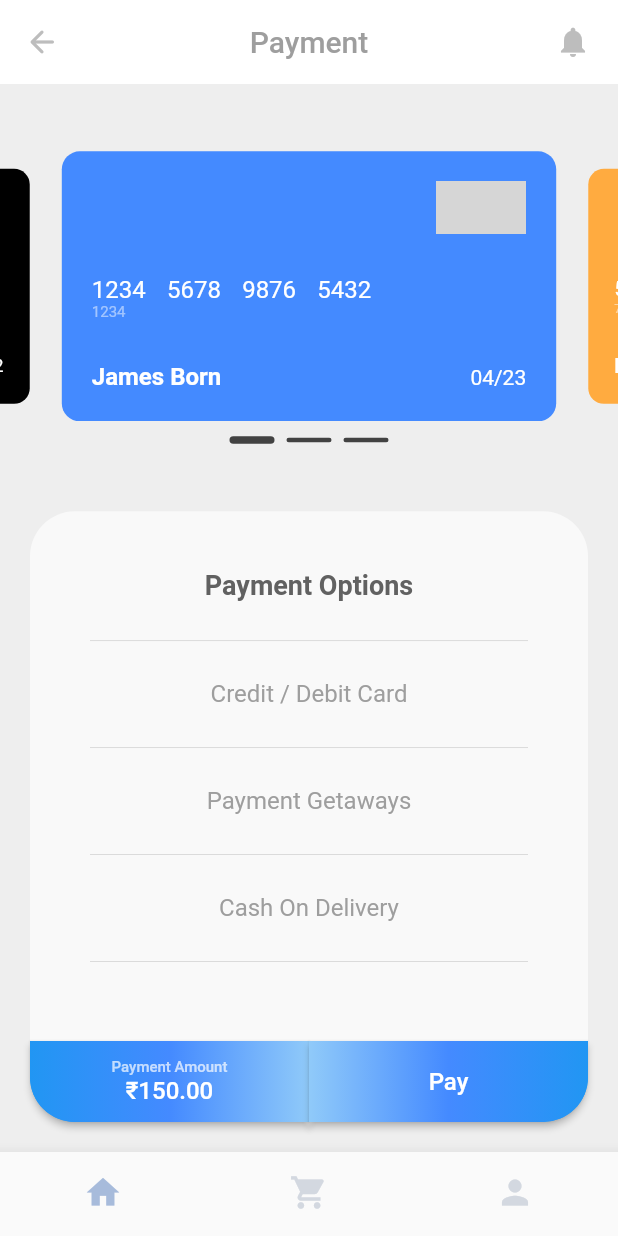
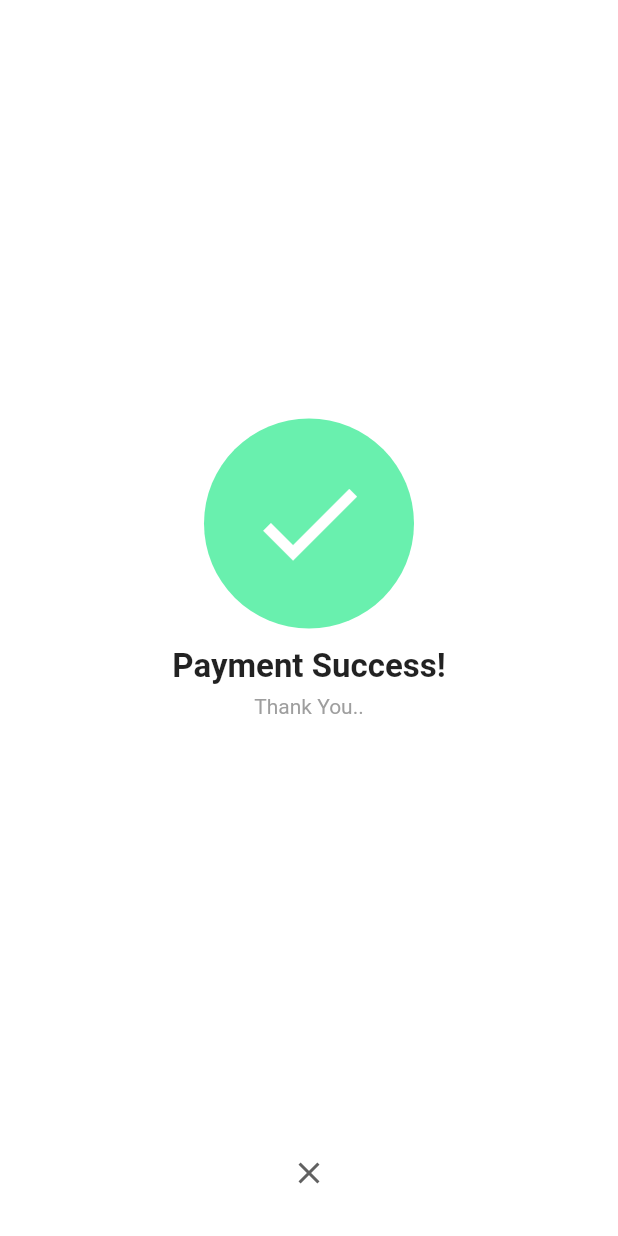
Before and after one commit to irisktaker/restaurant_app, a Flutter app: the CartScreen screen opened directly, after a tap on "Proceed to pay", after a tap on "Pay", on a phone screen of 412 x 824 dp. Run offline on Flutter 3.47's test engine with Material 2 defaults, Android fonts, the phone set to English and light mode, and no system bars; drawn by our look-alikes of carousel_slider; our stand-ins replace getwidget; network calls fail; grey boxes are pictures that could not be loaded.

Commit message:
restaurant_app

```diff
--- a/lib/screens/cart/widgets/your_order_box.dart
+++ b/lib/screens/cart/widgets/your_order_box.dart
@@ -67,7 +67,7 @@ class _YourOrderBoxState extends State<YourOrderBox> {
                   Navigator.pushReplacement(
                     context,
                     PageRouteBuilder(
-                      pageBuilder: (c, a1, a2) => PaymentScreen(),
+                      pageBuilder: (c, a1, a2) => const PaymentScreen(),
                       transitionsBuilder: (c, anim, a2, child) =>
                           FadeTransition(opacity: anim, child: child),
                       transitionDuration: const Duration(milliseconds: 500),
--- a/lib/screens/payment/payment_screen.dart
+++ b/lib/screens/payment/payment_screen.dart
@@ -4,8 +4,10 @@ import 'package:restaurant/models/selected_index_screen.dart';
 import 'package:restaurant/utils/app_bar/custom_app_bar.dart';
 import 'package:restaurant/utils/bottom_navigation_bar/bottom_nav_bar.dart';
 
+import 'payment_success.dart';
+
 class PaymentScreen extends StatefulWidget {
-  PaymentScreen({Key? key}) : super(key: key);
+  const PaymentScreen({Key? key}) : super(key: key);
 
   @override
   State<PaymentScreen> createState() => _PaymentScreenState();
@@ -61,9 +63,8 @@ class _PaymentScreenState extends State<PaymentScreen> {
             children: [
               Expanded(
                 flex: 2,
-                child: Container(
+                child: SizedBox(
                   width: size.width,
-                  // color: Colors.red.shade100,
                   child: Column(
                     mainAxisAlignment: MainAxisAlignment.center,
                     children: [
@@ -102,7 +103,7 @@ class _PaymentScreenState extends State<PaymentScreen> {
                           enlargeCenterPage: true,
                           pageSnapping: true,
                           enableInfiniteScroll: false,
-                          initialPage: 1,
+                          initialPage: 0,
                           onPageChanged: (index, _) {
                             setState(() {
                               _currentIndex = index;
@@ -225,7 +226,15 @@ class _PaymentScreenState extends State<PaymentScreen> {
                             ),
                             Expanded(
                               child: ElevatedButton(
-                                onPressed: () {},
+                                onPressed: () {
+                                  Navigator.pushReplacement(
+                                    context,
+                                    MaterialPageRoute(
+                                      builder: (context) =>
+                                          const PaymentSuccessScreen(),
+                                    ),
+                                  );
+                                },
                                 style: ElevatedButton.styleFrom(
                                   padding: EdgeInsets.zero,
                                   shape: const RoundedRectangleBorder(
--- /dev/null
+++ b/lib/screens/payment/payment_success.dart
@@ -0,0 +1,53 @@
+import 'package:flutter/material.dart';
+import 'package:restaurant/screens/home/home_screen.dart';
+
+class PaymentSuccessScreen extends StatelessWidget {
+  const PaymentSuccessScreen({Key? key}) : super(key: key);
+
+  @override
+  Widget build(BuildContext context) {
+    return Scaffold(
+      backgroundColor: Colors.white,
+      body: Center(
+        child: Column(
+          mainAxisAlignment: MainAxisAlignment.center,
+          children: [
+            Expanded(child: Container()),
+            CircleAvatar(
+              maxRadius: 70,
+              backgroundColor: Colors.greenAccent.shade200,
+              child: const Icon(
+                Icons.check,
+                size: 85,
+                color: Colors.white,
+              ),
+            ),
+            const SizedBox(height: 12),
+            const Text(
+              "Payment Success!",
+              style: TextStyle(fontSize: 22, fontWeight: FontWeight.bold),
+            ),
+            const SizedBox(height: 6),
+            const Text(
+              "Thank You..",
+              style: TextStyle(fontSize: 14, color: Colors.grey),
+            ),
+            Expanded(child: Container()),
+            IconButton(
+                onPressed: () {
+                  Navigator.pushReplacement(
+                    context,
+                    MaterialPageRoute(builder: (context) => const HomeScreen()),
+                  );
+                },
+                icon: Icon(
+                  Icons.close,
+                  color: Colors.grey.shade700,
+                )),
+            const SizedBox(height: 18),
+          ],
+        ),
+      ),
+    );
+  }
+}
```
